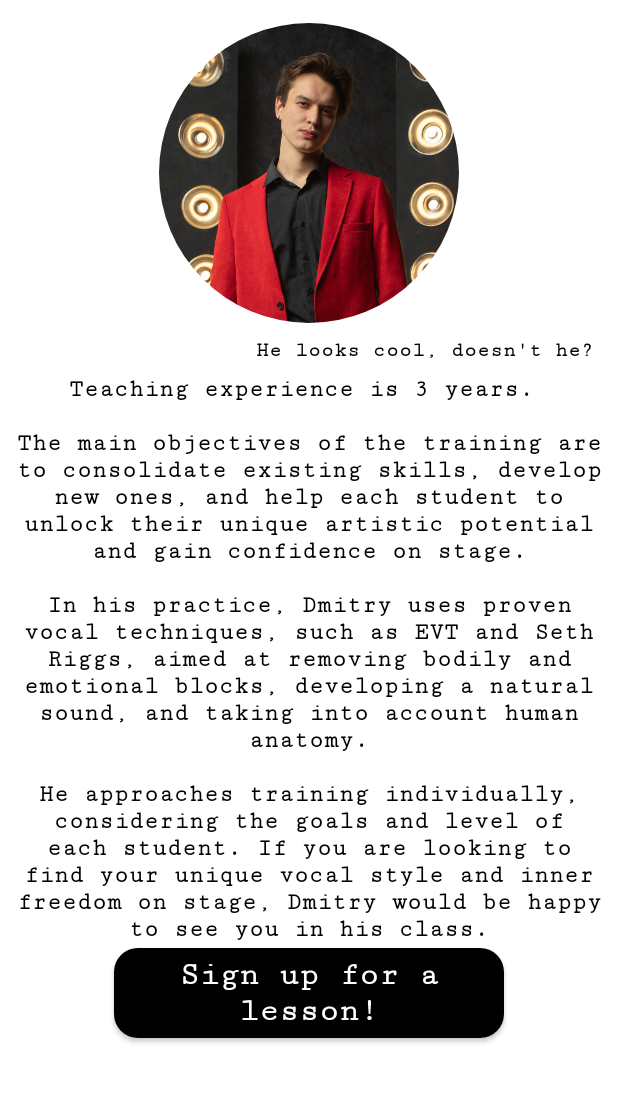
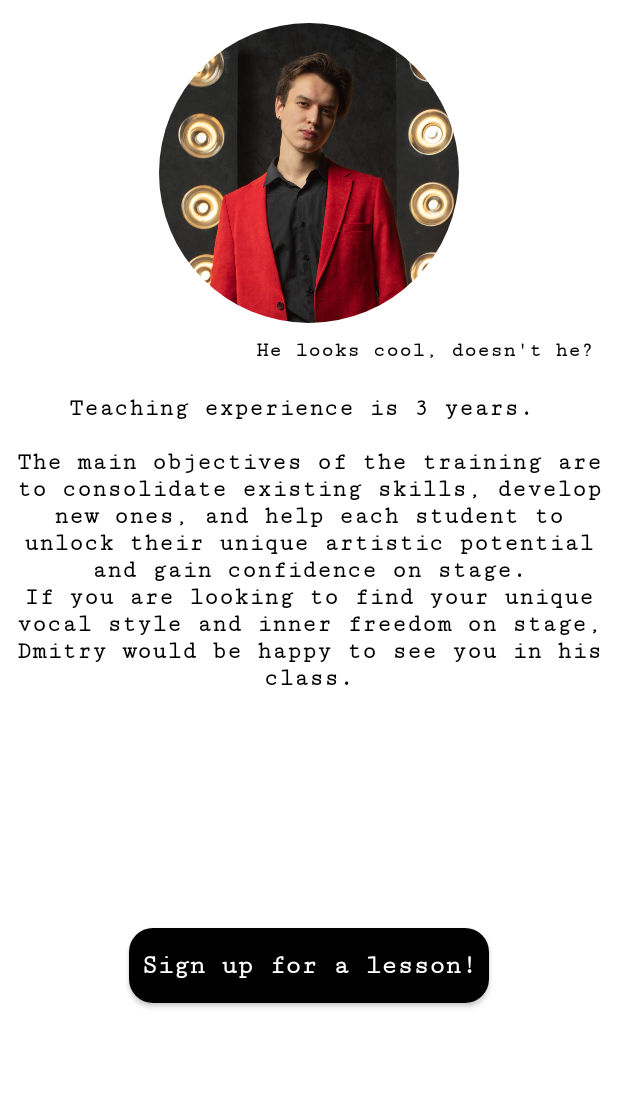
Before and after one commit to SA9RAEL/Vocal, an Android app: the layout activity_main.xml on its own in the app's theme, with its tools: preview values and no code run, on a phone screen of 412 x 824 dp, the part 120-1223 px from its top. Run offline under Robolectric (Android 15) with nearby library versions, the phone set to English and light mode, and no system bars.

Commit message:
Small fixes (text color, scale & etc.)

```diff
--- a/app/src/main/res/layout-v31/activity_login_user.xml
+++ b/app/src/main/res/layout-v31/activity_login_user.xml
@@ -69,6 +69,7 @@
         android:drawableStart="@drawable/ic_mail"
         android:drawablePadding="15dp"
         android:elevation="2dp"
+        android:textColorHint="@color/black"
         android:fontFamily="serif-monospace"
         android:hint="@string/email_or_phone_number"
         android:paddingStart="8dp"
@@ -85,6 +86,7 @@
         android:background="@drawable/edit_text_bg"
         android:drawableStart="@drawable/ic_lock"
         android:drawablePadding="15dp"
+        android:textColorHint="@color/black"
         android:elevation="1dp"
         android:fontFamily="serif-monospace"
         android:hint="@string/password"
--- a/app/src/main/res/layout-v31/activity_sign_up_user.xml
+++ b/app/src/main/res/layout-v31/activity_sign_up_user.xml
@@ -76,6 +76,7 @@
         android:hint="@string/name"
         android:inputType="text"
         android:paddingStart="8dp"
+        android:textColorHint="@color/black"
         android:textSize="16sp"
         app:layout_constraintEnd_toEndOf="parent"
         app:layout_constraintStart_toStartOf="parent"
@@ -94,6 +95,7 @@
         android:hint="@string/email_or_phone_number"
         android:inputType="textEmailAddress"
         android:paddingStart="8dp"
+        android:textColorHint="@color/black"
         android:textSize="16sp"
         app:layout_constraintEnd_toEndOf="parent"
         app:layout_constraintStart_toStartOf="parent"
@@ -112,6 +114,7 @@
         android:hint="@string/password"
         android:inputType="textPassword"
         android:paddingStart="8dp"
+        android:textColorHint="@color/black"
         android:textSize="16sp"
         app:layout_constraintEnd_toEndOf="parent"
         app:layout_constraintHorizontal_bias="0.506"
--- a/app/src/main/res/layout/activity_login_user.xml
+++ b/app/src/main/res/layout/activity_login_user.xml
@@ -41,6 +41,7 @@
         android:layout_height="wrap_content"
         android:layout_marginTop="16dp"
         android:fontFamily="serif-monospace"
+        android:textColor="@color/black"
         android:text="@string/make_music_together"
         android:textSize="16sp"
         android:textStyle="bold"
@@ -53,6 +54,7 @@
         android:layout_width="wrap_content"
         android:layout_height="wrap_content"
         android:layout_marginTop="16dp"
+        android:textColor="@color/black"
         android:fontFamily="serif-monospace"
         android:text="@string/login_to_your_account"
         android:textSize="20sp"
@@ -72,6 +74,7 @@
         android:elevation="2dp"
         android:fontFamily="serif-monospace"
         android:hint="@string/email_or_phone_number"
+android:textColorHint="@color/black"
         android:paddingStart="8dp"
         android:textSize="16sp"
         app:layout_constraintEnd_toEndOf="parent"
@@ -89,6 +92,7 @@
         android:elevation="1dp"
         android:fontFamily="serif-monospace"
         android:hint="@string/password"
+        android:textColorHint="@color/black"
         android:paddingStart="8dp"
         android:textSize="16sp"
         app:layout_constraintEnd_toEndOf="parent"
--- a/app/src/main/res/layout/activity_main.xml
+++ b/app/src/main/res/layout/activity_main.xml
@@ -3,19 +3,19 @@
     xmlns:app="http://schemas.android.com/apk/res-auto"
     xmlns:tools="http://schemas.android.com/tools"
     android:id="@+id/main"
-    android:background="@color/white"
     android:layout_width="match_parent"
     android:layout_height="match_parent"
+    android:background="@color/white"
     tools:context=".MainActivity">
 
     <ImageView
         android:id="@+id/logo"
         android:layout_width="40dp"
         android:layout_height="40dp"
-        android:clipToOutline="true"
         android:layout_marginStart="30dp"
         android:layout_marginTop="40dp"
         android:background="@drawable/circle"
+        android:clipToOutline="true"
         app:layout_constraintStart_toStartOf="parent"
         app:layout_constraintTop_toTopOf="parent"
         app:srcCompat="@drawable/logo" />
@@ -25,8 +25,8 @@
         android:layout_width="wrap_content"
         android:layout_height="wrap_content"
         android:fontFamily="serif-monospace"
+        android:text="@string/it_s_your_best_vocal_coach"
         android:textColor="@color/black"
-        android:text="@string/it_s_your_best_vocal_coach"
         android:textSize="18sp"
         android:textStyle="bold"
         app:layout_constraintEnd_toEndOf="parent"
@@ -36,10 +36,10 @@
     <TextView
         android:id="@+id/textView12"
         android:layout_width="wrap_content"
-        android:textColor="@color/black"
         android:layout_height="wrap_content"
         android:fontFamily="serif-monospace"
         android:text="@string/let_s_get_to_know_him_better"
+        android:textColor="@color/black"
         android:textSize="16sp"
         app:layout_constraintBottom_toBottomOf="@+id/logo"
         app:layout_constraintEnd_toEndOf="parent"
@@ -65,10 +65,10 @@
         android:layout_width="wrap_content"
         android:layout_height="wrap_content"
         android:layout_marginTop="10dp"
-        android:textColor="@color/black"
         android:layout_marginEnd="16dp"
         android:fontFamily="serif-monospace"
         android:text="@string/he_looks_cool_doesn_t_he"
+        android:textColor="@color/black"
         android:textSize="14sp"
         android:textStyle="bold"
         app:layout_constraintEnd_toEndOf="parent"
@@ -78,13 +78,13 @@
         android:id="@+id/description"
         android:layout_width="match_parent"
         android:layout_height="wrap_content"
+        android:layout_marginTop="48dp"
         android:fontFamily="serif-monospace"
         android:gravity="center"
-        android:textColor="@color/black"
-        android:layout_marginTop="35dp"
         android:paddingStart="10dp"
         android:paddingEnd="10dp"
-        android:text="@string/description_text"
+        android:text="@string/small_description_text"
+        android:textColor="@color/black"
         android:textSize="16sp"
         android:textStyle="bold"
         app:layout_constraintEnd_toEndOf="@id/textView13"
@@ -93,21 +93,19 @@
 
     <androidx.appcompat.widget.AppCompatButton
         android:id="@+id/access_btn"
-        android:layout_width="260dp"
-        android:layout_height="60dp"
-        android:layout_marginTop="16dp"
-        android:layout_marginBottom="65dp"
+        android:layout_width="240dp"
+        android:layout_height="50dp"
+        android:layout_marginBottom="75dp"
         android:background="@drawable/black_btn"
         android:elevation="6dp"
         android:fontFamily="serif-monospace"
         android:text="@string/sing_up_for_lesson"
         android:textAllCaps="false"
         android:textColor="@color/white"
-        android:textSize="22sp"
+        android:textSize="18sp"
         android:textStyle="bold"
         app:layout_constraintBottom_toBottomOf="parent"
         app:layout_constraintEnd_toEndOf="@+id/imageView4"
-        app:layout_constraintStart_toStartOf="@+id/imageView4"
-        app:layout_constraintTop_toBottomOf="@id/description" />
+        app:layout_constraintStart_toStartOf="@+id/imageView4" />
 
 </androidx.constraintlayout.widget.ConstraintLayout>
--- a/app/src/main/res/values/strings.xml
+++ b/app/src/main/res/values/strings.xml
@@ -22,6 +22,7 @@
     <string name="let_s_get_to_know_him_better">Let\'s get to know him better.</string>
     <string name="he_looks_cool_doesn_t_he">He looks cool, doesn\'t he?</string>
     <string name="description_text">Teaching experience is 3 years. \n\nThe main objectives of the training are to consolidate existing skills, develop new ones, and help each student to unlock their unique artistic potential and gain confidence on stage.\n\nIn his practice, Dmitry uses proven vocal techniques, such as EVT and Seth Riggs, aimed at removing bodily and emotional blocks, developing a natural sound, and taking into account human anatomy.\n\nHe approaches training individually, considering the goals and level of each student. If you are looking to find your unique vocal style and inner freedom on stage, Dmitry would be happy to see you in his class.</string>
+    <string name="small_description_text">Teaching experience is 3 years. \n\nThe main objectives of the training are to consolidate existing skills, develop new ones, and help each student to unlock their unique artistic potential and gain confidence on stage.\n\If you are looking to find your unique vocal style and inner freedom on stage, Dmitry would be happy to see you in his class.</string>
     <string name="sing_up_for_lesson">Sign up for a lesson!</string>
     <string name="let_s_choose_date">Choose a date and time.</string>
     <string name="it_s_almost_done">It\'s almost done!</string>
```
Also changed, not shown: app/src/main/res/layout/activity_sign_up_user.xml (+10 -7 lines).
